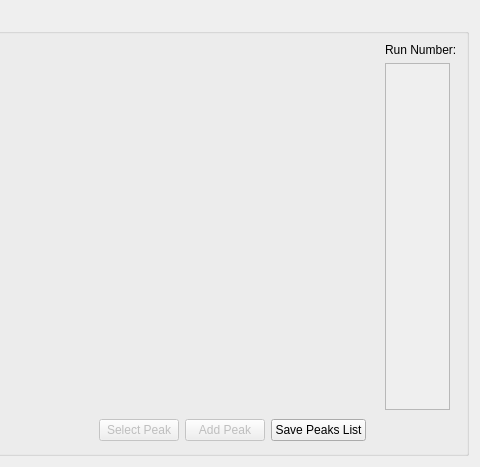
Above: MantidQt/CustomInterfaces/inc/MantidQtCustomInterfaces/EnggDiffraction/EnggDiffractionQtTabFitting.ui from mantidproject/mantid before the change; both pictures show x 210 to 690 and y 216 to 683 of the 690 by 683 pixel window. Below: the same form after it.
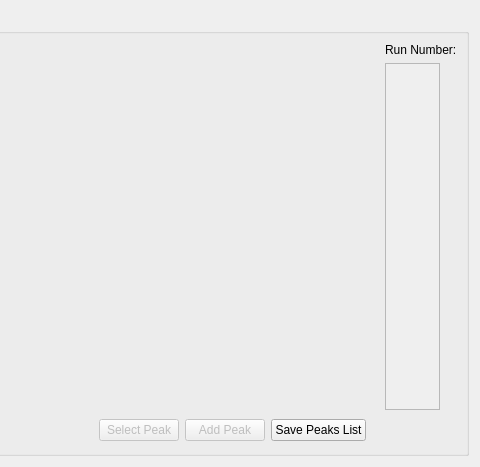
That is the form after the change. Custom widgets are drawn as their Qt base class.

Commit message:
distinguish mutli and single-run to avoid crash or loops
refs #15906

What changed in the file:
```diff
--- a/MantidQt/CustomInterfaces/inc/MantidQtCustomInterfaces/EnggDiffraction/EnggDiffractionQtTabFitting.ui
+++ b/MantidQt/CustomInterfaces/inc/MantidQtCustomInterfaces/EnggDiffraction/EnggDiffractionQtTabFitting.ui
@@ -280,13 +280,13 @@
           </property>
           <property name="minimumSize">
            <size>
-            <width>20</width>
+            <width>40</width>
             <height>300</height>
            </size>
           </property>
           <property name="maximumSize">
            <size>
-            <width>65</width>
+            <width>55</width>
             <height>16777215</height>
            </size>
           </property>
```
The commit also changes 2 other files.
